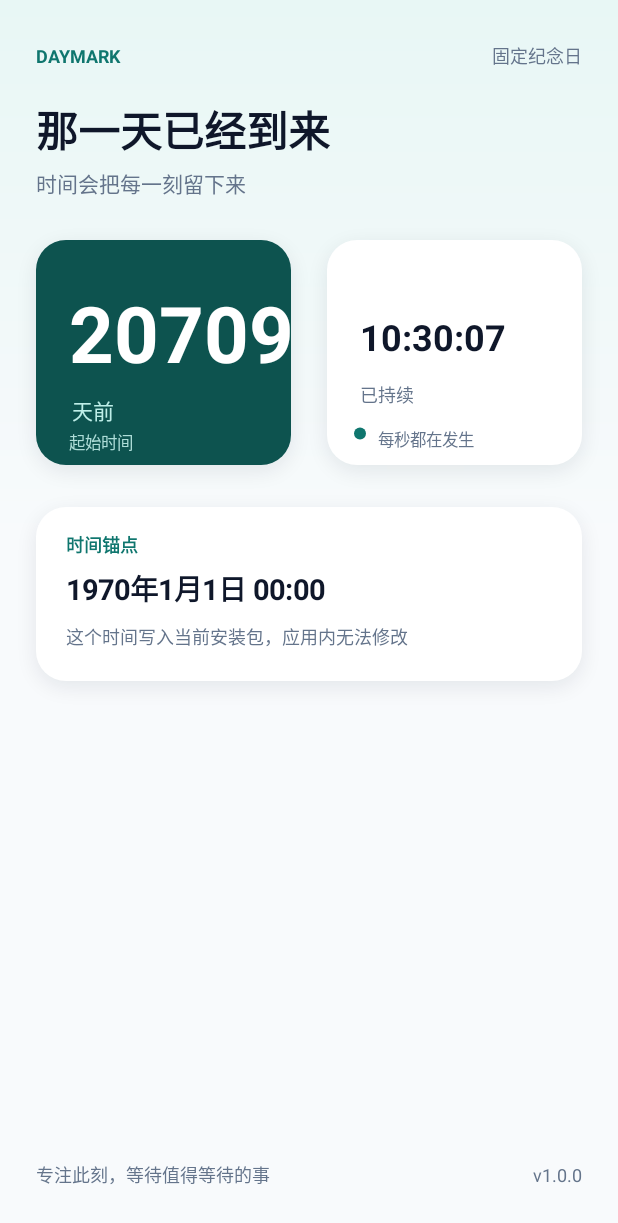
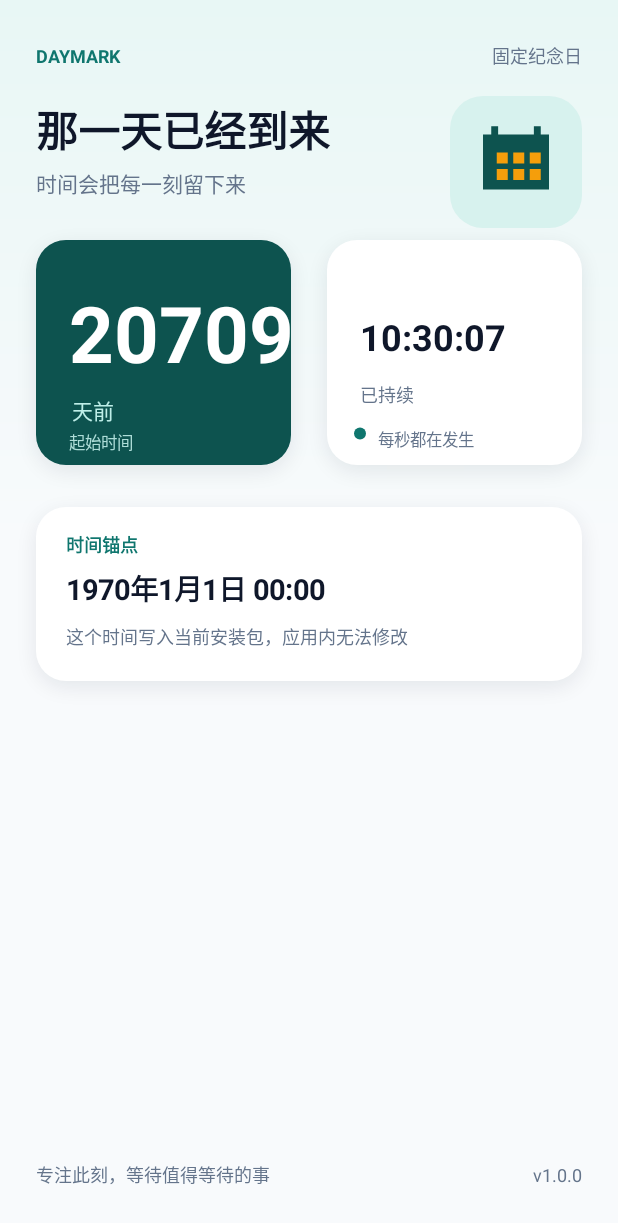
Before and after one commit to flechazo-crushed/daymark, an Android app: the screen it shows after launch (MainActivity), on a phone screen of 412 x 824 dp. Shown: the top 1223 px of the screen. Run offline under Robolectric (Android 15) with nearby library versions, the phone set to English and light mode, and no system bars; 1 statement that could not run was skipped.

Commit message:
Bake start date and homepage image from Actions inputs

```diff
--- a/app/src/main/java/com/example/daymark/CountdownView.java
+++ b/app/src/main/java/com/example/daymark/CountdownView.java
@@ -7,9 +7,11 @@ import android.graphics.LinearGradient;
 import android.graphics.Paint;
 import android.graphics.RectF;
 import android.graphics.Shader;
+import android.graphics.Path;
 import android.os.Handler;
 import android.os.Looper;
 import android.view.View;
+import android.graphics.drawable.Drawable;
 
 import java.text.SimpleDateFormat;
 import java.util.Date;
@@ -30,6 +32,7 @@ public final class CountdownView extends View {
     private final Handler handler = new Handler(Looper.getMainLooper());
     private final long startMillis = BuildConfig.COUNTDOWN_START_EPOCH_SECONDS * 1000L;
     private final SimpleDateFormat dateFormat = new SimpleDateFormat("yyyy年M月d日 HH:mm", Locale.CHINA);
+    private final Drawable homeImage;
     private final Runnable ticker = new Runnable() {
         @Override
         public void run() {
@@ -46,6 +49,7 @@ public final class CountdownView extends View {
         setLayerType(View.LAYER_TYPE_SOFTWARE, null);
         paint.setTypeface(android.graphics.Typeface.create("sans", android.graphics.Typeface.NORMAL));
         dateFormat.setTimeZone(TimeZone.getDefault());
+        homeImage = getResources().getDrawable(R.drawable.home_image, null);
         setBackgroundColor(BG);
     }
 
@@ -82,6 +86,21 @@ public final class CountdownView extends View {
     private void drawTopBar(Canvas canvas, float p) {
         text(canvas, "DAYMARK", p, dp(42), 12, TEAL, true, Paint.Align.LEFT);
         text(canvas, "固定纪念日", getWidth() - p, dp(42), 12, MUTED, false, Paint.Align.RIGHT);
+        drawHomeImage(canvas, getWidth() - p - dp(88), dp(64), dp(88), dp(88));
+    }
+
+    private void drawHomeImage(Canvas canvas, float left, float top, float width, float height) {
+        if (homeImage == null) {
+            return;
+        }
+        Path clip = new Path();
+        rect.set(left, top, left + width, top + height);
+        clip.addRoundRect(rect, dp(22), dp(22), Path.Direction.CW);
+        canvas.save();
+        canvas.clipPath(clip);
+        homeImage.setBounds((int) left, (int) top, (int) (left + width), (int) (top + height));
+        homeImage.draw(canvas);
+        canvas.restore();
     }
 
     private void drawHero(Canvas canvas, float p, float w) {
--- /dev/null
+++ b/app/src/main/res/drawable/home_image.xml
@@ -0,0 +1,10 @@
+<?xml version="1.0" encoding="utf-8"?>
+<vector xmlns:android="http://schemas.android.com/apk/res/android"
+    android:width="96dp"
+    android:height="96dp"
+    android:viewportWidth="96"
+    android:viewportHeight="96">
+    <path android:fillColor="#D7F2EE" android:pathData="M0,0h96v96h-96z" />
+    <path android:fillColor="#0D534F" android:pathData="M24,28h48v40h-48zM30,22h5v12h-5zM61,22h5v12h-5z" />
+    <path android:fillColor="#F59E0B" android:pathData="M34,41h8v8h-8zM46,41h8v8h-8zM58,41h8v8h-8zM34,53h8v8h-8zM46,53h8v8h-8zM58,53h8v8h-8z" />
+</vector>
```
Also changed, not shown: app/build.gradle (+19 -5 lines), 2 other files.
